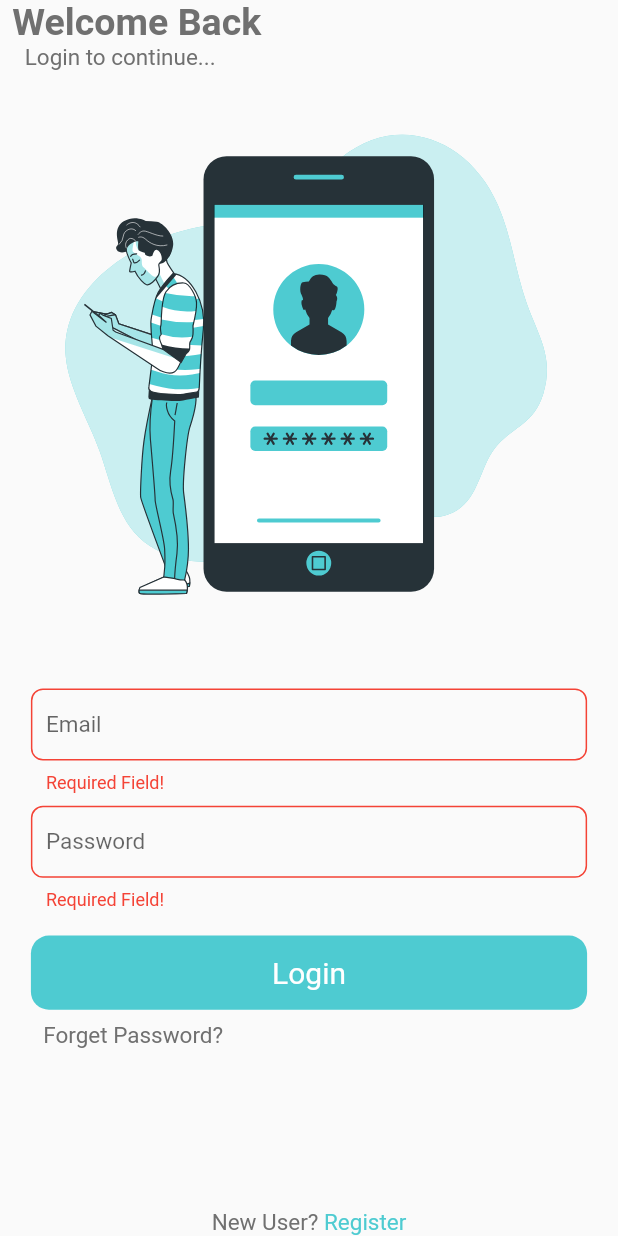
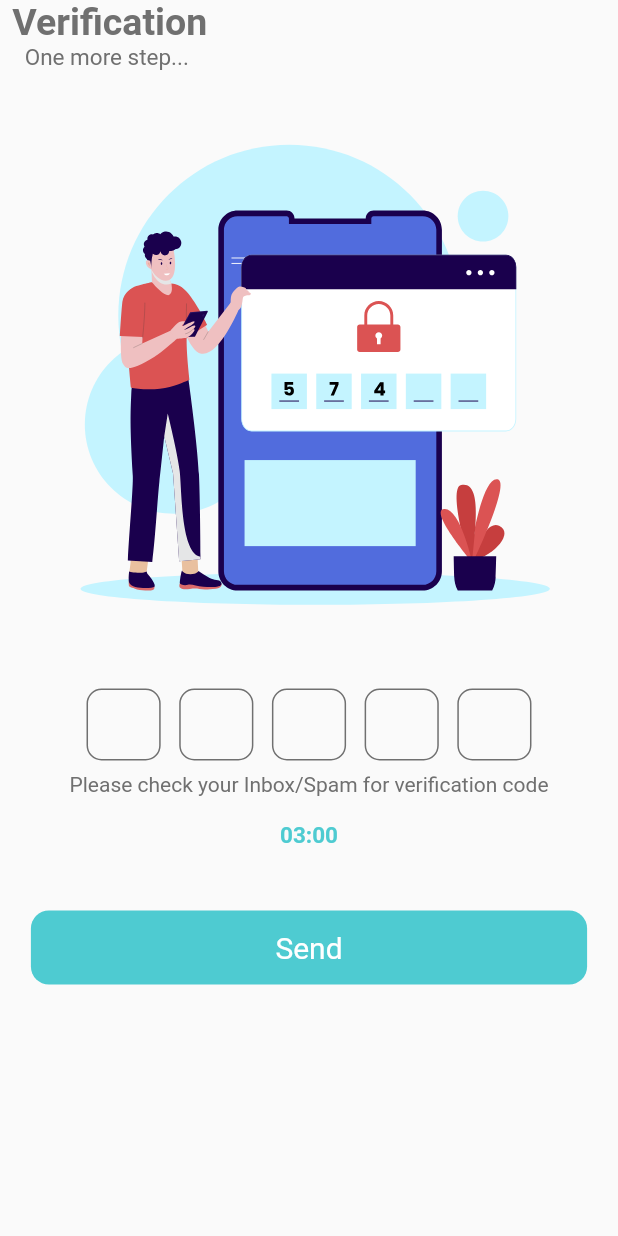
Before and after one commit to saifaboashour/bit, a Flutter app: the LoginScreen screen opened directly, after a tap on "Login", on a phone screen of 412 x 824 dp. Run offline on Flutter 3.47's test engine with Material 2 defaults, Android fonts, the phone set to English and light mode, and no system bars; drawn by our look-alikes of otp_text_field, timer_count_down; our stand-ins replace flutter_onboarding_slider, flutter_svg, get, get_storage; accounts and stored records are empty; Roboto replaces fonts that are missing (ibm_plex_sans_arabic).

Commit message:
feat: One Time Password Design
- count down time formmater

```diff
--- a/mobile_app/cardsproject2/lib/module/authentication/login/login_controller.dart
+++ b/mobile_app/cardsproject2/lib/module/authentication/login/login_controller.dart
@@ -1,3 +1,4 @@
+import 'package:cardsproject2/module/authentication/one_time_password/one_time_password_screen_view.dart';
 import 'package:cardsproject2/util/validators/email_validator.dart';
 import 'package:flutter/material.dart';
 import 'package:get/get.dart';
@@ -44,9 +45,13 @@ class LoginController extends GetxController {
   }
 
   login() {
-    bool isValid = validateForm();
-    if (!isValid) {
-      return;
-    }
+    // bool isValid = validateForm();
+    // if (!isValid) {
+    //   return;
+    // }
+    Get.to(
+      () => OneTimePAsswordScreen(),
+      transition: Transition.noTransition,
+    );
   }
 }
--- /dev/null
+++ b/mobile_app/cardsproject2/lib/module/authentication/one_time_password/one_time_password_controller.dart
@@ -0,0 +1,38 @@
+import 'package:get/get.dart';
+import 'package:otp_text_field/otp_text_field.dart';
+
+class OneTimePasswordController extends GetxController {
+  //Declerations
+  final Rx<OtpFieldController> _oneTimePasswordTextFieldController =
+      OtpFieldController().obs;
+  final RxDouble _reSendCountDown = (180.0).obs;
+  final RxBool _isReSendAvaliable = false.obs;
+
+  //Getters
+  OtpFieldController get oneTimePasswordTextFieldController =>
+      _oneTimePasswordTextFieldController.value;
+  double get reSendCountDown => _reSendCountDown.value;
+  bool get isReSendAvaliable => _isReSendAvaliable.value;
+
+  //Logic
+  updateReSendCountDown(double counter) {
+    _reSendCountDown.value = counter;
+    if (counter == 0) {
+      _isReSendAvaliable.value = true;
+    }
+  }
+
+  bool validateForm() {
+    bool isValid = true;
+    return isValid;
+  }
+
+  resendVerificationCode() {}
+
+  verifyOtp() {
+    bool isValid = validateForm();
+    if (!isValid) {
+      return;
+    }
+  }
+}
--- /dev/null
+++ b/mobile_app/cardsproject2/lib/module/authentication/one_time_password/one_time_password_screen_view.dart
@@ -0,0 +1,152 @@
+import 'dart:developer';
+
+import 'package:flutter/material.dart';
+import 'package:flutter_svg/flutter_svg.dart';
+import 'package:get/get.dart';
+import 'package:otp_text_field/otp_text_field.dart';
+import 'package:otp_text_field/style.dart';
+import 'package:timer_count_down/timer_count_down.dart';
+
+import '../../../util/app_colors.dart';
+import '../../../util/common_widgets.dart';
+import '../../../util/images_path.dart';
+import '../../../util/text_styles.dart';
+import '../../../util/validators/formatters/time_formmaters.dart';
+import '../../../view/buttons/primary_button.dart';
+import 'one_time_password_controller.dart';
+
+class OneTimePAsswordScreen extends StatelessWidget {
+  OneTimePAsswordScreen({Key? key}) : super(key: key);
+
+  final OneTimePasswordController _oneTimePasswordController =
+      Get.put(OneTimePasswordController());
+
+  @override
+  Widget build(BuildContext context) {
+    return Scaffold(
+      body: SafeArea(
+        child: Padding(
+          padding: EdgeInsets.symmetric(horizontal: Get.width * 0.02),
+          child: Column(
+            crossAxisAlignment: CrossAxisAlignment.start,
+            children: [
+              buildTitleAndSubTitle(),
+              buildIllistration(),
+              buildOneTimePasswordForm(),
+            ],
+          ),
+        ),
+      ),
+    );
+  }
+
+  buildTitleAndSubTitle() {
+    return Column(
+      crossAxisAlignment: CrossAxisAlignment.start,
+      children: [
+        Text(
+          "Verification ",
+          style: TextStyles.heading1.copyWith(
+            color: AppColors.darkGrey,
+          ),
+        ),
+        Row(
+          children: [
+            CommonWidgets().buildHorizontalSpace(space: 0.02),
+            Text(
+              "One more step...",
+              style: TextStyles.bodySmall.copyWith(
+                color: AppColors.darkGrey,
+              ),
+            ),
+          ],
+        ),
+      ],
+    );
+  }
+
+  buildIllistration() {
+    return SvgPicture.asset(
+      ImagePath.oneTimePassword,
+      width: Get.width,
+    );
+  }
+
+  buildOneTimePasswordForm() {
+    return Column(
+      children: [
+        Center(
+          child: OTPTextField(
+            length: 5,
+            width: Get.width * 0.75,
+            fieldWidth: Get.width * 0.12,
+            style: TextStyles.bodyLarge,
+            textFieldAlignment: MainAxisAlignment.spaceAround,
+            fieldStyle: FieldStyle.box,
+            controller:
+                _oneTimePasswordController.oneTimePasswordTextFieldController,
+            otpFieldStyle: OtpFieldStyle(
+              focusBorderColor: AppColors.primaryColor,
+              enabledBorderColor: AppColors.darkGrey,
+            ),
+            onCompleted: (pin) {
+              log("Completed: $pin");
+            },
+            onChanged: (pin) {},
+          ),
+        ),
+        CommonWidgets().buildVerticalSpace(),
+        Text(
+          'Please check your Inbox/Spam for verification code',
+          style: TextStyles.captionLarge.copyWith(color: AppColors.darkGrey),
+        ),
+        CommonWidgets().buildVerticalSpace(space: 0.02),
+        Obx(
+          () => _oneTimePasswordController.isReSendAvaliable
+              ? InkWell(
+                  onTap: () {
+                    _oneTimePasswordController.resendVerificationCode();
+                  },
+                  child: Text(
+                    'Resend',
+                    style: TextStyles.bodySmall.copyWith(
+                        color: AppColors.primaryColor,
+                        fontWeight: FontWeight.bold),
+                  ),
+                )
+              : Countdown(
+                  seconds: 180,
+                  build: (BuildContext context, double time) {
+                    _oneTimePasswordController.updateReSendCountDown(time);
+                    return Text(
+                      TimeFormmaters().formatDurationToTime(time),
+                      style: TextStyles.bodySmall.copyWith(
+                          color: AppColors.primaryColor,
+                          fontWeight: FontWeight.bold),
+                    );
+                  },
+                  interval: const Duration(seconds: 1),
+                  onFinished: () {
+                    log('Timer is done!');
+                  },
+                ),
+        ),
+        CommonWidgets().buildVerticalSpace(space: 0.05),
+        buildVerifyButton(),
+        CommonWidgets().buildVerticalSpace(space: 0.05),
+      ],
+    );
+  }
+
+  buildVerifyButton() {
+    return Center(
+      child: PrimaryButton(
+        label: 'Send',
+        width: 0.9,
+        action: () {
+          _oneTimePasswordController.verifyOtp();
+        },
+      ),
+    );
+  }
+}
--- a/mobile_app/cardsproject2/lib/util/images_path.dart
+++ b/mobile_app/cardsproject2/lib/util/images_path.dart
@@ -6,4 +6,5 @@ class ImagePath {
   static const String onlineGames = "assets/images/online_games.svg";
   static const String mobileLogin = "assets/images/mobile_login.svg";
   static const String mobileRegister = "assets/images/mobile_register.svg";
+  static const String oneTimePassword = "assets/images/one_time_password.svg";
 }
--- a/mobile_app/cardsproject2/lib/util/text_styles.dart
+++ b/mobile_app/cardsproject2/lib/util/text_styles.dart
@@ -19,4 +19,16 @@ class TextStyles {
     fontWeight: FontWeight.normal,
     fontSize: 20.0,
   );
+
+  static const TextStyle captionSmall = TextStyle(
+    fontFamily: AppConstants.fontFamily,
+    fontWeight: FontWeight.normal,
+    fontSize: 12.0,
+  );
+
+  static const TextStyle captionLarge = TextStyle(
+    fontFamily: AppConstants.fontFamily,
+    fontWeight: FontWeight.normal,
+    fontSize: 14.0,
+  );
 }
--- /dev/null
+++ b/mobile_app/cardsproject2/lib/util/validators/formatters/time_formmaters.dart
@@ -0,0 +1,19 @@
+class TimeFormmaters {
+  String formatDurationToTime(double duration) {
+    int minutes = duration ~/ 60;
+    double seconds = duration % 60;
+    if (seconds < 10) {
+      if (minutes < 10) {
+        return '0$minutes:0${seconds.toInt()}';
+      } else {
+        return '$minutes:${seconds.toInt()}';
+      }
+    } else {
+      if (minutes < 10) {
+        return '0$minutes:${seconds.toInt()}';
+      } else {
+        return '$minutes:${seconds.toInt()}';
+      }
+    }
+  }
+}
--- a/mobile_app/cardsproject2/pubspec.yaml
+++ b/mobile_app/cardsproject2/pubspec.yaml
@@ -14,6 +14,8 @@ dependencies:
   get_storage: ^2.0.3 #GetX Local Storage Manager
   flutter_onboarding_slider: ^1.0.8 #Page Slider (On Boarding)
   flutter_svg: ^1.1.6 #Draw SVG Files
+  otp_text_field: ^1.1.3 #OTP Text Field
+  timer_count_down: ^2.2.2 #CountDown Timer
 
 dev_dependencies:
   flutter_test:
```
Also changed, not shown: mobile_app/cardsproject2/assets/images/one_time_password.svg (added), mobile_app/cardsproject2/pubspec.lock, 2 other files.
